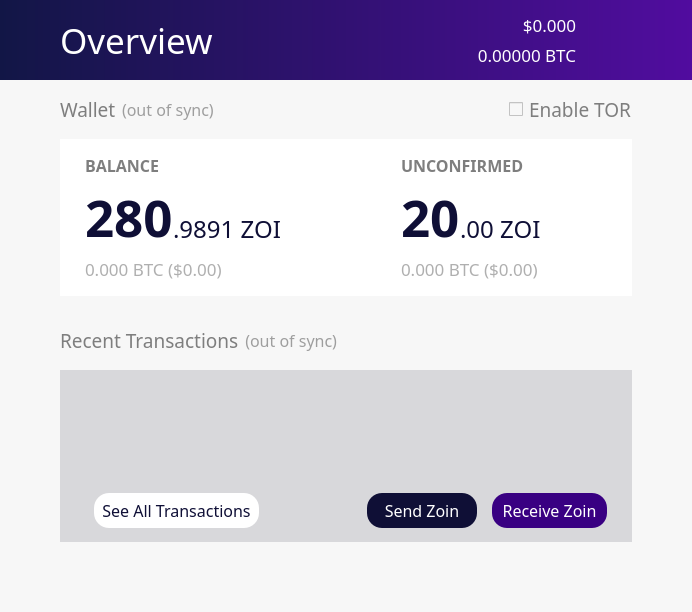
This is src/qt/forms/overviewpage.ui in noirofficial/noir as Qt 5 draws it before an edit. The edited form follows.
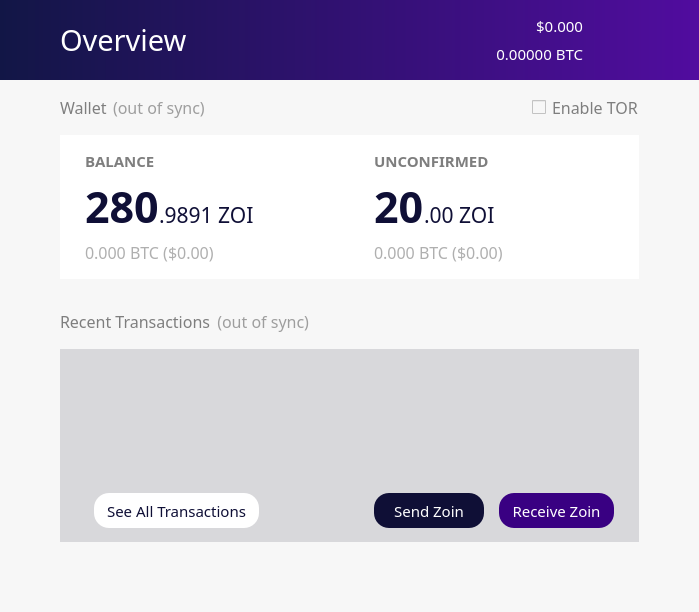
This is the edited form. Icons and pictures are not drawn.

```diff
--- a/src/qt/forms/overviewpage.ui
+++ b/src/qt/forms/overviewpage.ui
@@ -6,7 +6,7 @@
    <rect>
     <x>0</x>
     <y>0</y>
-    <width>692</width>
+    <width>699</width>
     <height>612</height>
    </rect>
   </property>
@@ -400,7 +400,7 @@
            </property>
            <layout class="QHBoxLayout" name="horizontalLayout_3">
             <property name="spacing">
-             <number>-1</number>
+             <number>6</number>
             </property>
             <property name="leftMargin">
              <number>60</number>
@@ -425,7 +425,7 @@
               <property name="font">
                <font>
                 <family>ZoinLight</family>
-                <pointsize>26</pointsize>
+                <pointsize>22</pointsize>
                 <weight>50</weight>
                 <bold>false</bold>
                </font>
@@ -451,14 +451,14 @@
             <item>
              <layout class="QVBoxLayout" name="verticalLayout_5">
               <property name="spacing">
-               <number>-1</number>
+               <number>6</number>
               </property>
               <item>
                <widget class="QLabel" name="priceUSD">
                 <property name="font">
                  <font>
                   <family>ZoinMedium</family>
-                  <pointsize>13</pointsize>
+                  <pointsize>11</pointsize>
                   <weight>50</weight>
                   <bold>false</bold>
                   <stylestrategy>PreferDefault</stylestrategy>
@@ -482,7 +482,7 @@
                 <property name="font">
                  <font>
                   <family>ZoinLight</family>
-                  <pointsize>13</pointsize>
+                  <pointsize>11</pointsize>
                   <weight>50</weight>
                   <bold>false</bold>
                  </font>
@@ -684,7 +684,7 @@
               <property name="font">
                <font>
                 <family>ZoinMedium</family>
-                <pointsize>14</pointsize>
+                <pointsize>12</pointsize>
                 <weight>50</weight>
                 <bold>false</bold>
                </font>
@@ -740,7 +740,7 @@
               <property name="font">
                <font>
                 <family>ZoinMedium</family>
-                <pointsize>14</pointsize>
+                <pointsize>12</pointsize>
                </font>
               </property>
               <property name="styleSheet">
@@ -906,7 +906,7 @@
                  <property name="font">
                   <font>
                    <family>ZoinBold</family>
-                   <pointsize>38</pointsize>
+                   <pointsize>32</pointsize>
                    <weight>75</weight>
                    <italic>false</italic>
                    <bold>true</bold>
@@ -940,7 +940,7 @@
                  <property name="font">
                   <font>
                    <family>ZoinRegular</family>
-                   <pointsize>18</pointsize>
+                   <pointsize>16</pointsize>
                   </font>
                  </property>
                  <property name="styleSheet">
@@ -987,7 +987,7 @@
                <property name="font">
                 <font>
                  <family>ZoinBold</family>
-                 <pointsize>12</pointsize>
+                 <pointsize>11</pointsize>
                  <weight>75</weight>
                  <bold>true</bold>
                 </font>
@@ -1017,7 +1017,7 @@
                <property name="font">
                 <font>
                  <family>ZoinBold</family>
-                 <pointsize>12</pointsize>
+                 <pointsize>11</pointsize>
                  <weight>75</weight>
                  <bold>true</bold>
                 </font>
@@ -1053,7 +1053,7 @@
                <property name="font">
                 <font>
                  <family>ZoinLight</family>
-                 <pointsize>13</pointsize>
+                 <pointsize>12</pointsize>
                  <weight>50</weight>
                  <bold>false</bold>
                 </font>
@@ -1247,7 +1247,7 @@
                <property name="font">
                 <font>
                  <family>ZoinLight</family>
-                 <pointsize>13</pointsize>
+                 <pointsize>12</pointsize>
                  <weight>50</weight>
                  <bold>false</bold>
                 </font>
@@ -1283,7 +1283,7 @@
                  <property name="font">
                   <font>
                    <family>ZoinBold</family>
-                   <pointsize>38</pointsize>
+                   <pointsize>32</pointsize>
                    <weight>75</weight>
                    <italic>false</italic>
                    <bold>true</bold>
@@ -1317,7 +1317,7 @@
                  <property name="font">
                   <font>
                    <family>ZoinRegular</family>
-                   <pointsize>18</pointsize>
+                   <pointsize>16</pointsize>
                   </font>
                  </property>
                  <property name="styleSheet">
@@ -1382,7 +1382,7 @@
               <property name="font">
                <font>
                 <family>ZoinMedium</family>
-                <pointsize>14</pointsize>
+                <pointsize>12</pointsize>
                 <weight>50</weight>
                 <bold>false</bold>
                </font>
@@ -1864,7 +1864,7 @@
                      <property name="font">
                       <font>
                        <family>ZoinRegular</family>
-                       <pointsize>12</pointsize>
+                       <pointsize>11</pointsize>
                        <weight>50</weight>
                        <bold>false</bold>
                       </font>
@@ -1934,7 +1934,7 @@
                     <property name="font">
                      <font>
                       <family>ZoinRegular</family>
-                      <pointsize>12</pointsize>
+                      <pointsize>11</pointsize>
                       <weight>50</weight>
                       <bold>false</bold>
                      </font>
@@ -1972,7 +1972,7 @@
                     <property name="font">
                      <font>
                       <family>ZoinRegular</family>
-                      <pointsize>12</pointsize>
+                      <pointsize>11</pointsize>
                       <weight>50</weight>
                       <bold>false</bold>
                      </font>
```
